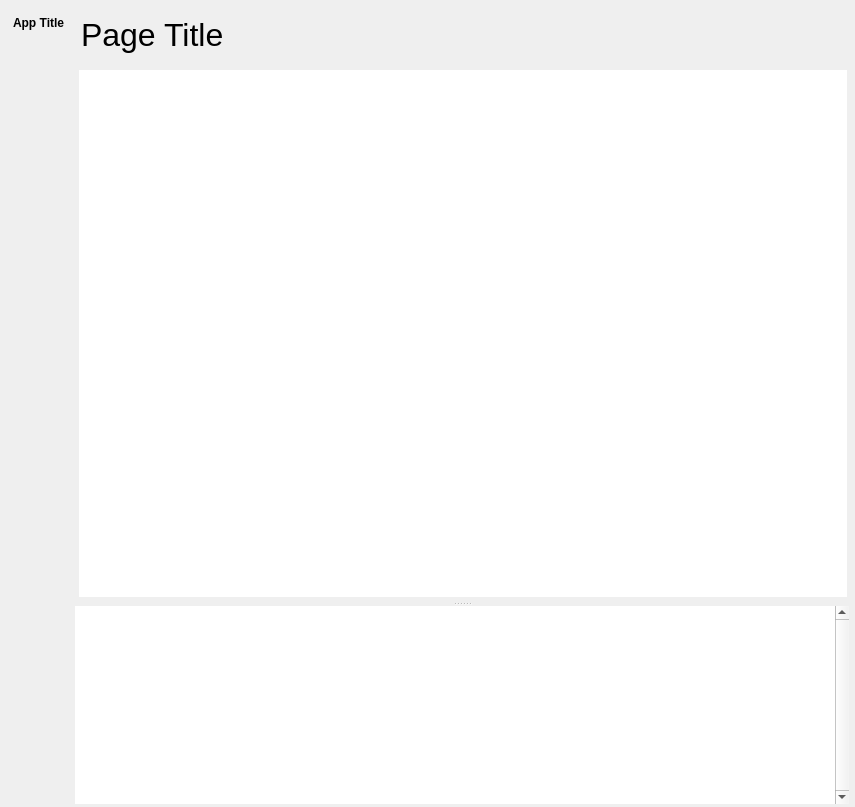
Qt form src/conan_app_launcher/ui/fluent_window/fluent_window.ui (goszpeti/conan_explorer) before a commit.
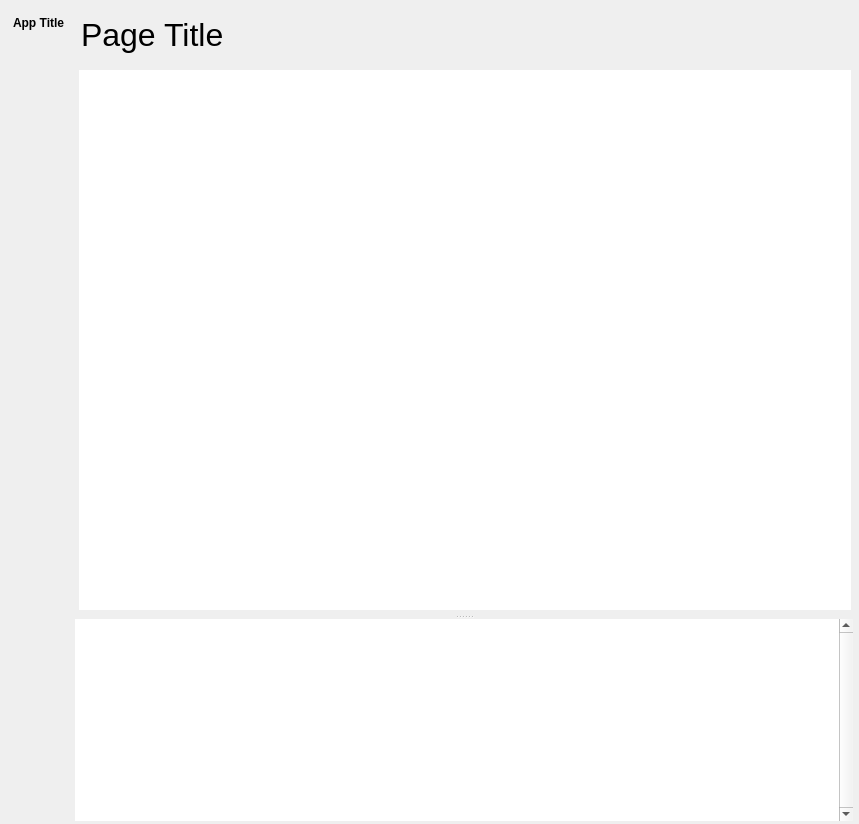
The same form after that commit. Icons and pictures are not drawn.

Commit message: Shrink topright button row

The edit to the form file:
```diff
--- a/src/conan_app_launcher/ui/fluent_window/fluent_window.ui
+++ b/src/conan_app_launcher/ui/fluent_window/fluent_window.ui
@@ -6,8 +6,8 @@
    <rect>
     <x>0</x>
     <y>0</y>
-    <width>855</width>
-    <height>807</height>
+    <width>859</width>
+    <height>824</height>
    </rect>
   </property>
   <property name="sizePolicy">
@@ -238,7 +238,7 @@
                   <property name="minimumSize">
                    <size>
                     <width>0</width>
-                    <height>60</height>
+                    <height>50</height>
                    </size>
                   </property>
                   <property name="maximumSize">
@@ -274,7 +274,7 @@
                      <property name="minimumSize">
                       <size>
                        <width>55</width>
-                       <height>48</height>
+                       <height>40</height>
                       </size>
                      </property>
                      <property name="text">
@@ -290,7 +290,7 @@
                      <property name="minimumSize">
                       <size>
                        <width>55</width>
-                       <height>48</height>
+                       <height>40</height>
                       </size>
                      </property>
                      <property name="text">
@@ -306,7 +306,7 @@
                      <property name="minimumSize">
                       <size>
                        <width>55</width>
-                       <height>48</height>
+                       <height>40</height>
                       </size>
                      </property>
                      <property name="text">
```
Left out of the diff: 2 changed lines with no effect on the pictures. The commit also changes 1 other file.
